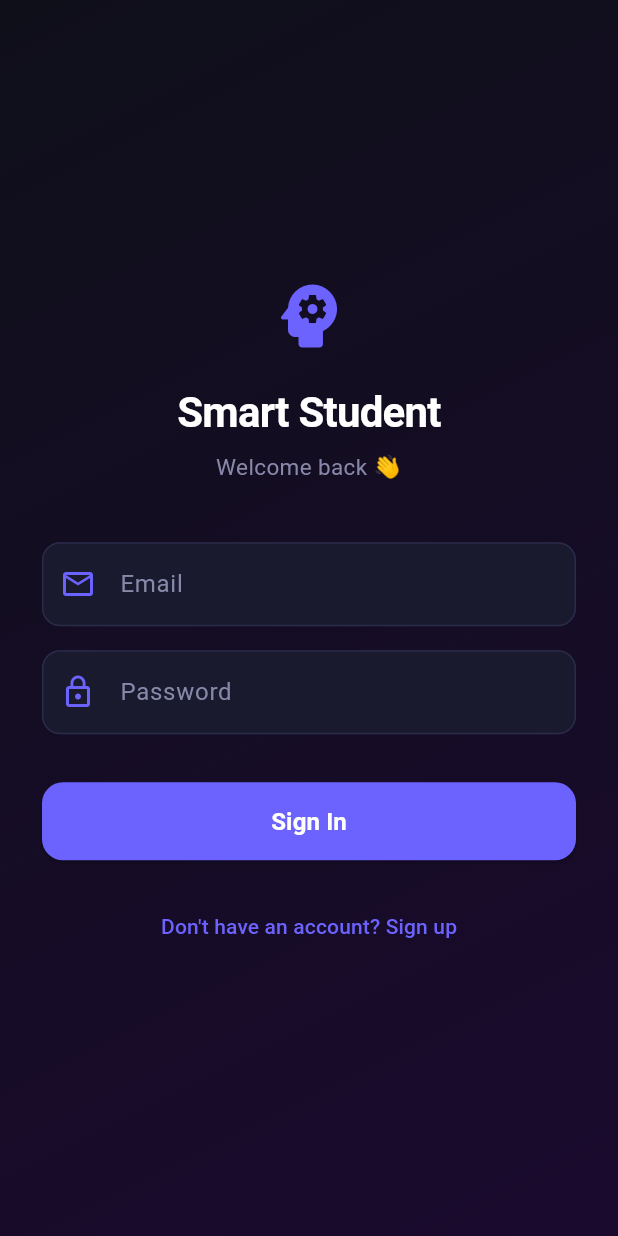
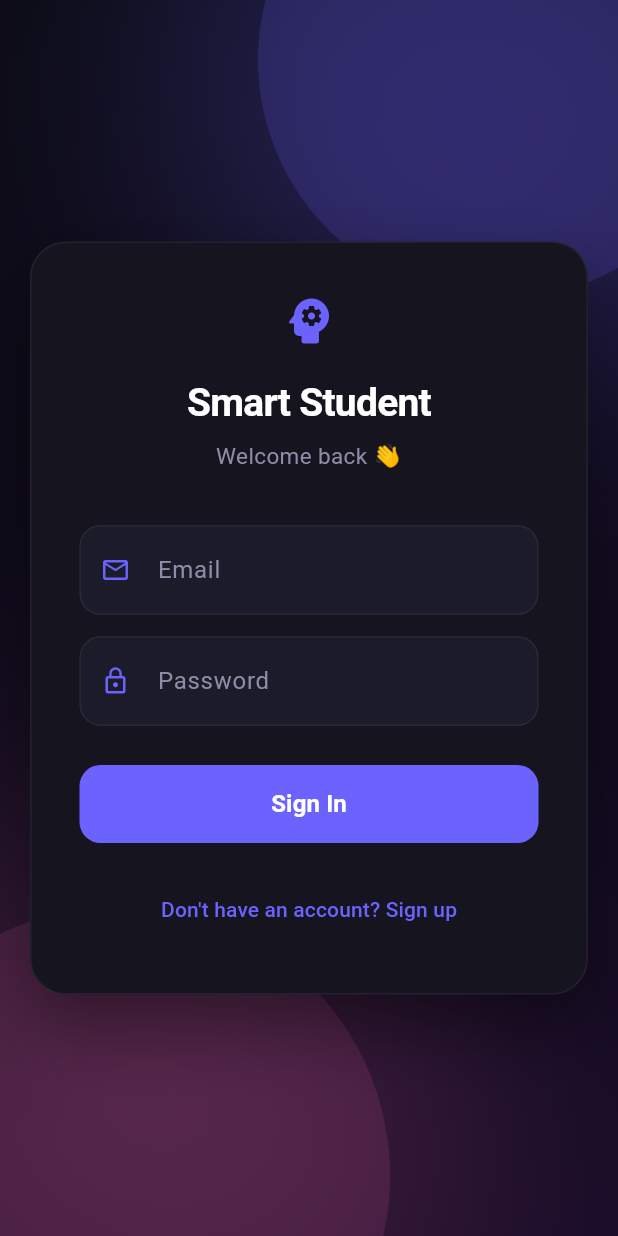
Before and after one commit to CHRIS187814/SmartStudent, a Flutter app: the screen it shows after launch, on a phone screen of 412 x 824 dp. Run offline on Flutter 3.47's test engine with Material 3 defaults, Android fonts, the phone set to English and light mode, and no system bars; our stand-ins replace shared_preferences.

Commit message:
Redesign login screen: fix desktop max-width, add glass card and two-pane layout

```diff
--- a/frontend/SmartStudent/lib/screens/login_screen.dart
+++ b/frontend/SmartStudent/lib/screens/login_screen.dart
@@ -19,16 +19,29 @@ class _LoginScreenState extends State<LoginScreen>
 
   late AnimationController _animCtrl;
   late Animation<double> _fadeAnim;
+  late Animation<Offset> _slideAnim;
 
   final _api = ApiService();
+
+  static const _accent = Color(0xFF6C63FF);
+  static const _accent2 = Color(0xFFFF6BB5);
+  static const _bgTop = Color(0xFF0B0B14);
+  static const _bgBottom = Color(0xFF160B26);
+  static const _cardFill = Color(0xFF15141F);
+  static const _fieldFill = Color(0xFF1C1B29);
+  static const _muted = Color(0xFF8E8CA8);
 
   @override
   void initState() {
     super.initState();
     _animCtrl = AnimationController(
-      vsync: this, duration: const Duration(milliseconds: 600),
+      vsync: this, duration: const Duration(milliseconds: 700),
     );
     _fadeAnim = CurvedAnimation(parent: _animCtrl, curve: Curves.easeOut);
+    _slideAnim = Tween<Offset>(
+      begin: const Offset(0, 0.04),
+      end: Offset.zero,
+    ).animate(CurvedAnimation(parent: _animCtrl, curve: Curves.easeOutCubic));
     _animCtrl.forward();
   }
 
@@ -57,35 +70,97 @@ class _LoginScreenState extends State<LoginScreen>
     }
   }
 
-  @override
-  Widget build(BuildContext context) {
-    return Scaffold(
-      body: FadeTransition(
-        opacity: _fadeAnim,
-        child: Container(
-          decoration: const BoxDecoration(
+  InputDecoration _fieldDecoration(String label, IconData icon) {
+    return InputDecoration(
+      labelText: label,
+      labelStyle: const TextStyle(color: _muted),
+      prefixIcon: Icon(icon, color: _accent, size: 20),
+      filled: true,
+      fillColor: _fieldFill,
+      contentPadding: const EdgeInsets.symmetric(vertical: 18, horizontal: 16),
+      border: OutlineInputBorder(
+        borderRadius: BorderRadius.circular(14),
+        borderSide: BorderSide(color: Colors.white.withOpacity(0.06)),
+      ),
+      enabledBorder: OutlineInputBorder(
+        borderRadius: BorderRadius.circular(14),
+        borderSide: BorderSide(color: Colors.white.withOpacity(0.06)),
+      ),
+      focusedBorder: OutlineInputBorder(
+        borderRadius: BorderRadius.circular(14),
+        borderSide: const BorderSide(color: _accent, width: 1.4),
+      ),
+    );
+  }
+
+  Widget _brandPanel() {
+    return Container(
+      decoration: BoxDecoration(
         gradient: LinearGradient(
           begin: Alignment.topLeft,
           end: Alignment.bottomRight,
-              colors: [Color(0xFF0F0F1A), Color(0xFF1A0A2E)],
+          colors: [_accent.withOpacity(0.25), _accent2.withOpacity(0.15)],
         ),
       ),
-          child: SafeArea(
-            child: Center(
-              child: SingleChildScrollView(
-                padding: const EdgeInsets.all(28),
+      padding: const EdgeInsets.all(48),
+      alignment: Alignment.centerLeft,
+      child: Column(
+        crossAxisAlignment: CrossAxisAlignment.start,
+        mainAxisSize: MainAxisSize.min,
+        children: [
+          Container(
+            padding: const EdgeInsets.all(14),
+            decoration: BoxDecoration(
+              color: Colors.white.withOpacity(0.08),
+              borderRadius: BorderRadius.circular(16),
+            ),
+            child: const Icon(Icons.psychology_rounded,
+                size: 32, color: Colors.white),
+          ),
+          const SizedBox(height: 28),
+          const Text(
+            'Study smarter,\nnot harder.',
+            style: TextStyle(
+              fontSize: 34,
+              height: 1.2,
+              fontWeight: FontWeight.bold,
+              color: Colors.white,
+              letterSpacing: -0.5,
+            ),
+          ),
+          const SizedBox(height: 16),
+          Text(
+            'Smart Student uses machine learning to rank your '
+            'tasks by urgency, weight, and effort — so you always '
+            'know what to work on next.',
+            style: TextStyle(
+              fontSize: 15,
+              height: 1.6,
+              color: Colors.white.withOpacity(0.75),
+            ),
+          ),
+        ],
+      ),
+    );
+  }
+
+  Widget _formPanel() {
+    return SingleChildScrollView(
+      padding: const EdgeInsets.all(32),
+      child: ConstrainedBox(
+        constraints: const BoxConstraints(maxWidth: 400),
         child: Column(
           crossAxisAlignment: CrossAxisAlignment.stretch,
+          mainAxisSize: MainAxisSize.min,
           children: [
-                    // Logo / heading
             const Icon(Icons.psychology_rounded,
-                        size: 56, color: Color(0xFF6C63FF)),
+                size: 40, color: _accent),
             const SizedBox(height: 16),
             const Text(
               'Smart Student',
               textAlign: TextAlign.center,
               style: TextStyle(
-                        fontSize: 28,
+                fontSize: 26,
                 fontWeight: FontWeight.bold,
                 color: Colors.white,
                 letterSpacing: -0.5,
@@ -95,40 +170,33 @@ class _LoginScreenState extends State<LoginScreen>
             Text(
               _isLogin ? 'Welcome back 👋' : 'Create your account',
               textAlign: TextAlign.center,
-                      style: const TextStyle(
-                          color: Color(0xFF8888AA), fontSize: 15),
+              style: const TextStyle(color: _muted, fontSize: 15),
             ),
-                    const SizedBox(height: 40),
+            const SizedBox(height: 36),
 
-                    // Email
             TextField(
               controller: _emailCtrl,
               keyboardType: TextInputType.emailAddress,
               style: const TextStyle(color: Colors.white),
-                      decoration: const InputDecoration(
-                        labelText: 'Email',
-                        prefixIcon: Icon(Icons.email_outlined,
-                            color: Color(0xFF6C63FF)),
+              decoration: _fieldDecoration('Email', Icons.email_outlined),
             ),
-                    ),
-                    const SizedBox(height: 16),
+            const SizedBox(height: 14),
 
-                    // Password
             TextField(
               controller: _passwordCtrl,
               obscureText: true,
               style: const TextStyle(color: Colors.white),
-                      decoration: const InputDecoration(
-                        labelText: 'Password',
-                        prefixIcon: Icon(Icons.lock_outline,
-                            color: Color(0xFF6C63FF)),
+              decoration: _fieldDecoration('Password', Icons.lock_outline),
             ),
-                    ),
-                    const SizedBox(height: 12),
 
-                    // Error message
-                    if (_error != null)
-                      Container(
+            AnimatedSize(
+              duration: const Duration(milliseconds: 200),
+              child: _error == null
+                  ? const SizedBox(height: 20)
+                  : Padding(
+                      padding: const EdgeInsets.only(top: 14),
+                      child: Container(
+                        width: double.infinity,
                         padding: const EdgeInsets.all(12),
                         decoration: BoxDecoration(
                           color: Colors.red.withOpacity(0.1),
@@ -136,20 +204,32 @@ class _LoginScreenState extends State<LoginScreen>
                           border: Border.all(
                               color: Colors.red.withOpacity(0.3)),
                         ),
+                        child: Row(
+                          children: [
+                            const Icon(Icons.error_outline,
+                                color: Colors.redAccent, size: 16),
+                            const SizedBox(width: 8),
+                            Expanded(
                               child: Text(_error!,
                                   style: const TextStyle(
-                                color: Colors.redAccent, fontSize: 13)),
+                                      color: Colors.redAccent,
+                                      fontSize: 13)),
                             ),
-                    const SizedBox(height: 20),
+                          ],
+                        ),
+                      ),
+                    ),
+            ),
+            const SizedBox(height: 6),
 
-                    // Submit button
             SizedBox(
               height: 52,
               child: ElevatedButton(
                 onPressed: _loading ? null : _submit,
                 style: ElevatedButton.styleFrom(
-                          backgroundColor: const Color(0xFF6C63FF),
+                  backgroundColor: _accent,
                   foregroundColor: Colors.white,
+                  elevation: 0,
                   shape: RoundedRectangleBorder(
                       borderRadius: BorderRadius.circular(14)),
                 ),
@@ -168,7 +248,6 @@ class _LoginScreenState extends State<LoginScreen>
             ),
             const SizedBox(height: 20),
 
-                    // Toggle login/signup
             TextButton(
               onPressed: () =>
                   setState(() { _isLogin = !_isLogin; _error = null; }),
@@ -176,16 +255,105 @@ class _LoginScreenState extends State<LoginScreen>
                 _isLogin
                     ? "Don't have an account? Sign up"
                     : 'Already have an account? Sign in',
-                        style: const TextStyle(color: Color(0xFF6C63FF)),
+                style: const TextStyle(color: _accent),
               ),
             ),
           ],
+        ),
+      ),
+    );
+  }
+
+  @override
+  Widget build(BuildContext context) {
+    final isWide = MediaQuery.of(context).size.width >= 900;
+
+    return Scaffold(
+      body: Stack(
+        children: [
+          Container(
+            decoration: const BoxDecoration(
+              gradient: LinearGradient(
+                begin: Alignment.topLeft,
+                end: Alignment.bottomRight,
+                colors: [_bgTop, _bgBottom],
+              ),
+            ),
+          ),
+          Positioned(
+            top: -120, right: -80,
+            child: Container(
+              width: 320, height: 320,
+              decoration: BoxDecoration(
+                shape: BoxShape.circle,
+                color: _accent.withOpacity(0.18),
+                boxShadow: [
+                  BoxShadow(
+                    color: _accent.withOpacity(0.25),
+                    blurRadius: 160, spreadRadius: 60,
+                  ),
+                ],
+              ),
+            ),
+          ),
+          Positioned(
+            bottom: -140, left: -100,
+            child: Container(
+              width: 360, height: 360,
+              decoration: BoxDecoration(
+                shape: BoxShape.circle,
+                color: _accent2.withOpacity(0.12),
+                boxShadow: [
+                  BoxShadow(
+                    color: _accent2.withOpacity(0.18),
+                    blurRadius: 180, spreadRadius: 60,
+                  ),
+                ],
+              ),
+            ),
+          ),
+          SafeArea(
+            child: FadeTransition(
+              opacity: _fadeAnim,
+              child: SlideTransition(
+                position: _slideAnim,
+                child: Center(
+                  child: ConstrainedBox(
+                    constraints: BoxConstraints(
+                      maxWidth: isWide ? 920 : 440,
+                      maxHeight: isWide ? 600 : double.infinity,
+                    ),
+                    child: Container(
+                      margin: const EdgeInsets.all(20),
+                      decoration: BoxDecoration(
+                        color: _cardFill,
+                        borderRadius: BorderRadius.circular(24),
+                        border: Border.all(color: Colors.white.withOpacity(0.06)),
+                        boxShadow: [
+                          BoxShadow(
+                            color: Colors.black.withOpacity(0.4),
+                            blurRadius: 40,
+                            offset: const Offset(0, 20),
+                          ),
+                        ],
+                      ),
+                      clipBehavior: Clip.antiAlias,
+                      child: isWide
+                          ? Row(
+                              children: [
+                                Expanded(flex: 5, child: _brandPanel()),
+                                Expanded(flex: 4, child: _formPanel()),
+                              ],
+                            )
+                          : _formPanel(),
                     ),
                   ),
                 ),
               ),
             ),
           ),
+        ],
+      ),
     );
   }
 }
```
Lines whose indentation alone changed are shown as unchanged.
